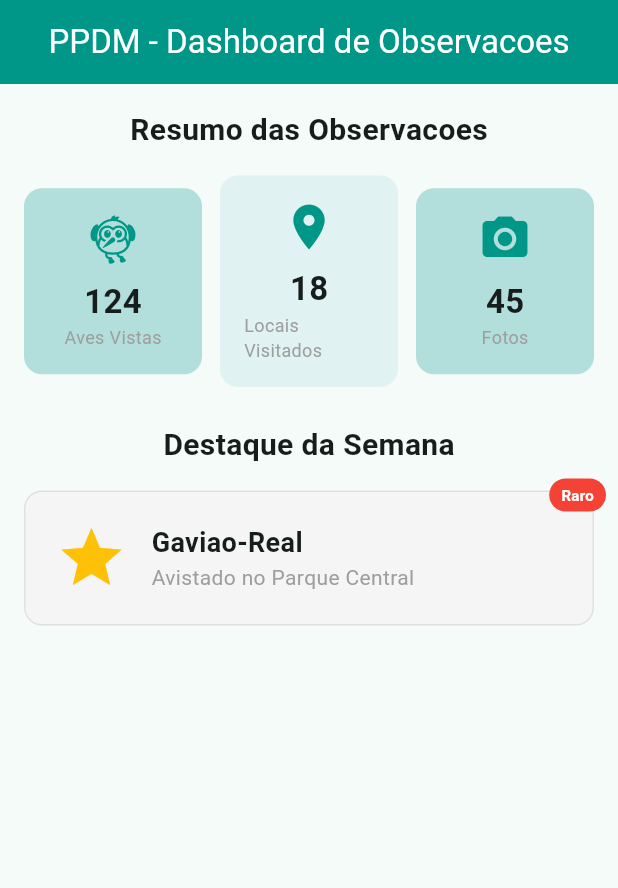
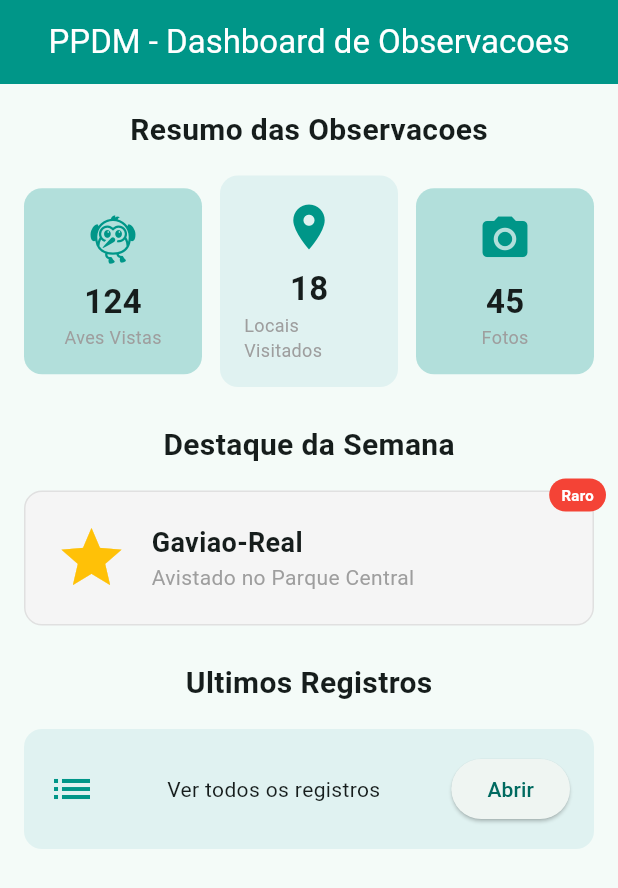
Before and after one commit to karendsilva6-a11y/prova_layout_app, a Flutter app: the screen it shows after launch, on a phone screen of 412 x 824 dp. Shown: the top 888 px of the screen. Run offline on Flutter 3.47's test engine with Material 3 defaults, Android fonts, the phone set to English and light mode, and no system bars.

Commit message:
Exercicio 03: adiciona secao Ultimos Registros com Row spaceBetween

```diff
--- a/lib/main.dart
+++ b/lib/main.dart
@@ -36,7 +36,7 @@ class TelaDashboard extends StatelessWidget {
       body: SingleChildScrollView(
         padding: const EdgeInsets.all(16.0),
         child: Column(
-          crossAxisAlignment: CrossAxisAlignment.center, // EXERCICIO 02
+          crossAxisAlignment: CrossAxisAlignment.center,
           children: [
             const Text(
               'Resumo das Observacoes',
@@ -148,6 +148,31 @@ class TelaDashboard extends StatelessWidget {
                 ),
               ],
             ),
+            // EXERCICIO 03: nova secao
+            const SizedBox(height: 24.0),
+            const Text(
+              'Ultimos Registros',
+              style: TextStyle(fontSize: 20, fontWeight: FontWeight.bold),
+            ),
+            const SizedBox(height: 16.0),
+            Container(
+              padding: const EdgeInsets.all(16.0),
+              decoration: BoxDecoration(
+                color: Colors.teal.shade50,
+                borderRadius: BorderRadius.circular(12),
+              ),
+              child: Row(
+                mainAxisAlignment: MainAxisAlignment.spaceBetween,
+                children: [
+                  const Icon(Icons.list, size: 32, color: Colors.teal),
+                  const Text('Ver todos os registros'),
+                  ElevatedButton(
+                    onPressed: () {},
+                    child: const Text('Abrir'),
+                  ),
+                ],
+              ),
+            ),
           ],
         ),
       ),
```
